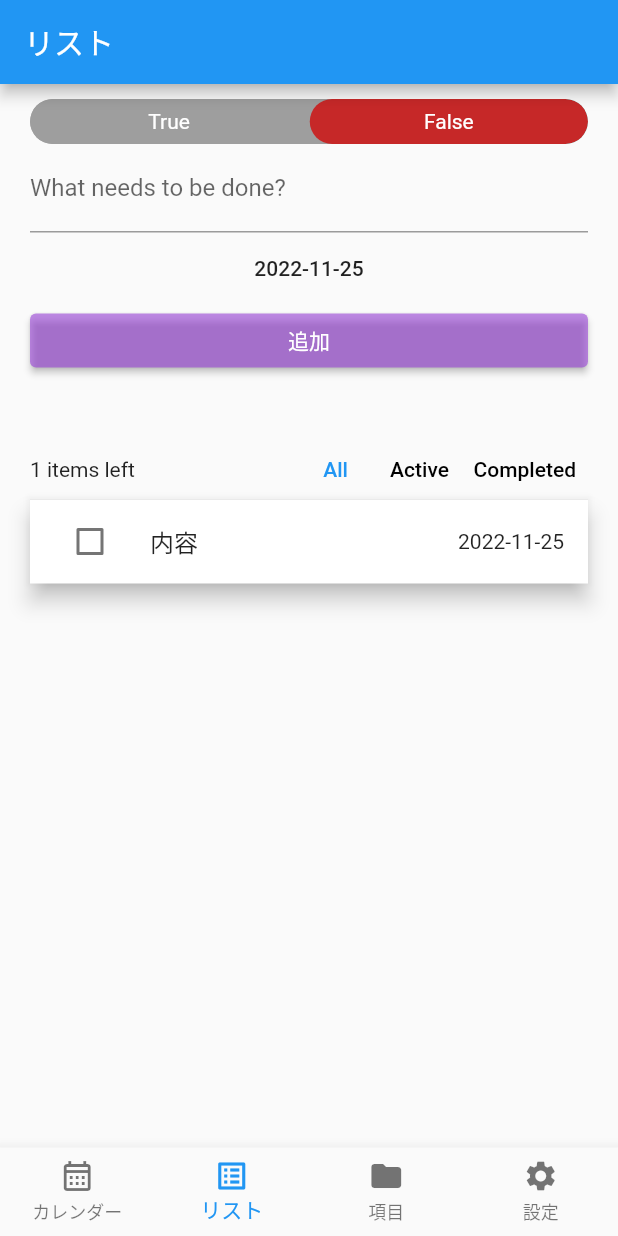
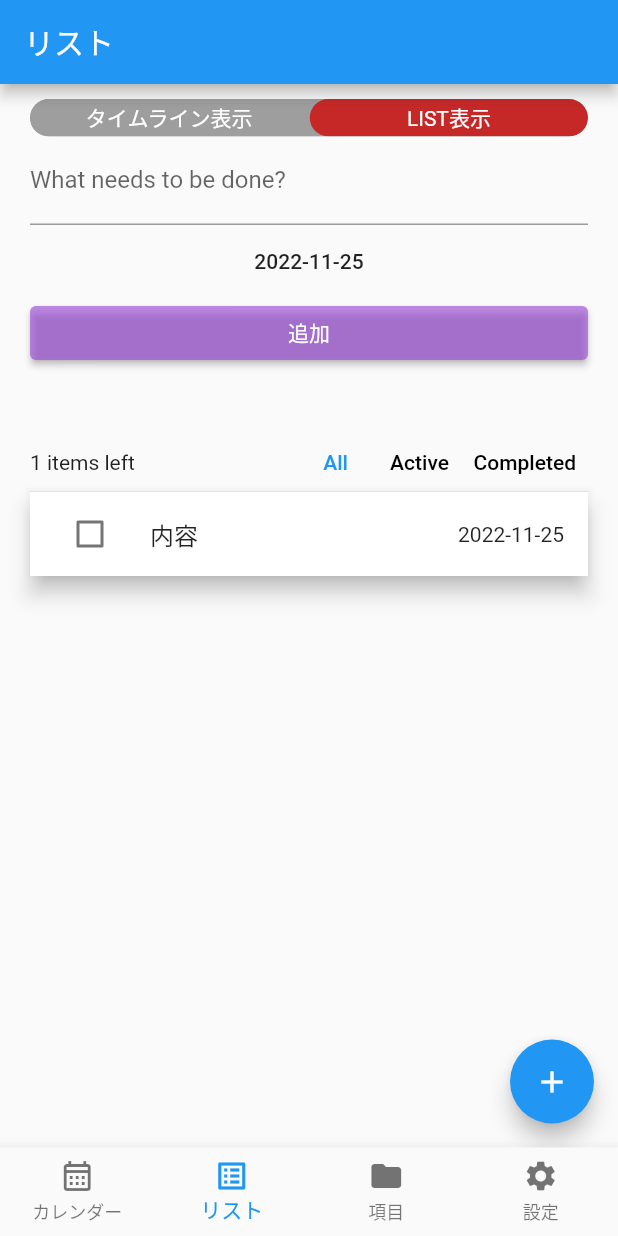
Before and after one commit to syasuki/project_manage, a Flutter app: the screen it shows after launch, on a phone screen of 412 x 824 dp. Run offline on Flutter 3.47's test engine with Material 2 defaults, Android fonts, the phone set to English and light mode, and no system bars; drawn by our look-alikes of toggle_switch; our stand-ins replace awesome_dialog, flutter_hooks, flutter_riverpod, hooks_riverpod, sqflite, state_notifier; missing offline and left inert: dart:html; accounts and stored records are empty.

Commit message:
add todo_view flortButton

```diff
--- a/lib/view/todo_view.dart
+++ b/lib/view/todo_view.dart
@@ -1,3 +1,4 @@
+
 import 'package:awesome_dialog/awesome_dialog.dart';
 import 'package:flutter/material.dart';
 import 'package:flutter_hooks/flutter_hooks.dart';
@@ -91,7 +92,7 @@ class Home extends HookConsumerWidget {
 
               ToggleSwitch(
                 minWidth: (MediaQuery.of(context).size.width - 41) / 2,
-                minHeight: 30,
+                minHeight: 25,
                 cornerRadius: 20.0,
                 activeBgColors: [[Colors.green[800]!], [Colors.red[800]!]],
                 activeFgColor: Colors.white,
@@ -99,7 +100,7 @@ class Home extends HookConsumerWidget {
                 inactiveFgColor: Colors.white,
                 initialLabelIndex: 1,
                 totalSwitches: 2,
-                labels: ['True', 'False'],
+                labels: ['タイムライン表示', 'LIST表示'],
                 radiusStyle: true,
                 onToggle: (index) {
                   print('switched to: $index');
@@ -175,6 +176,13 @@ class Home extends HookConsumerWidget {
               ],
             ],
           ),
+        ),
+        floatingActionButton: FloatingActionButton(
+            onPressed: () => {
+              // フローティングアクションボタンを押された時の処理.
+
+            },
+            child: Icon(Icons.add)
         ),
       ),
     );
```
